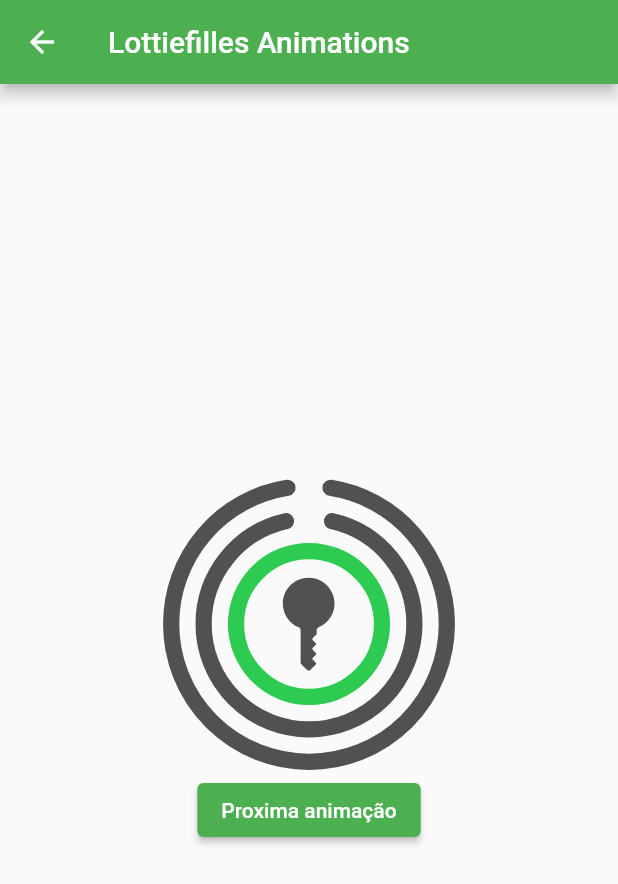
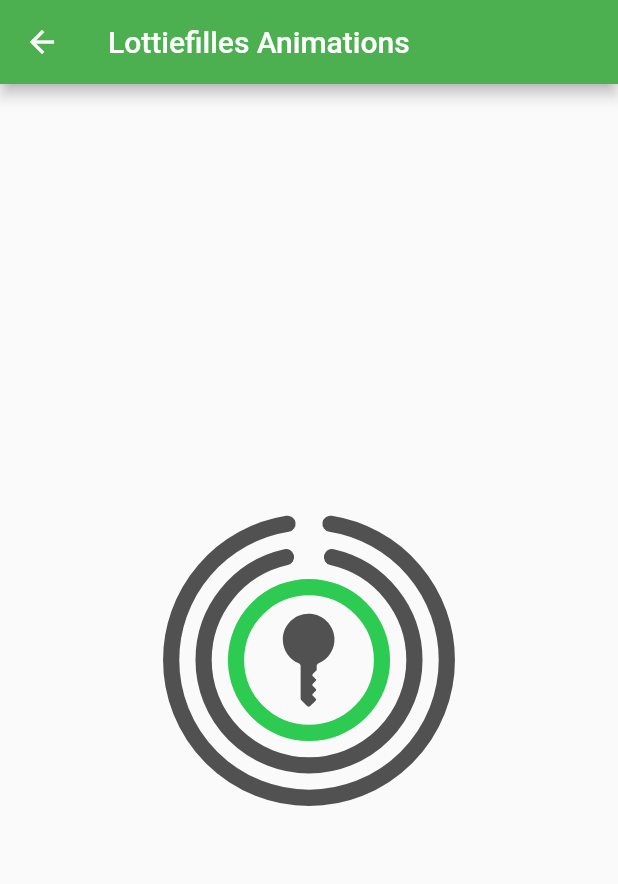
Before and after one commit to JhonatanAzevedo/lottiefiles_animations_flutter, a Flutter app: the screen it shows after launch, after a tap on "Proxima animação", on a phone screen of 412 x 824 dp. Shown: the top 884 px of the screen. Run offline on Flutter 3.47's test engine with Material 2 defaults, Android fonts, the phone set to English and light mode, and no system bars; our stand-ins replace flutter_modular, flutter_swiper_null_safety, lottie; network calls fail.

Commit message:
Update project

```diff
--- a/lib/app/modules/fifth_animation/fifth_animation_module.dart
+++ b/lib/app/modules/fifth_animation/fifth_animation_module.dart
@@ -1,7 +1,7 @@
 import 'package:flutter_modular/flutter_modular.dart';
 import 'package:lottiefiles_animations_flutter/app/modules/fifth_animation/presentation/fifth_animation_page.dart';
 
-import '../sixth_animation/sixth_animation_module.dart';
+
 
 class FifthAnimationModule extends Module {
  @override
@@ -10,7 +10,6 @@ class FifthAnimationModule extends Module {
     @override
   List<ModularRoute> get routes => [
     ChildRoute('/', child: (ctx, args) => const FifthAnimationPage()),
-     ModuleRoute("/sixth_animation", module: SixthAnimationModule())
 
       ];
 }
--- a/lib/app/modules/fourth_animation/fourth_animation_module.dart
+++ b/lib/app/modules/fourth_animation/fourth_animation_module.dart
@@ -1,5 +1,5 @@
 import 'package:flutter_modular/flutter_modular.dart';
-import '../fifth_animation/fifth_animation_module.dart';
+
 import 'presentation/fourth_animation_page.dart';
 
 class FourthAnimationModule extends Module {
@@ -9,6 +9,5 @@ class FourthAnimationModule extends Module {
     @override
   List<ModularRoute> get routes => [
     ChildRoute('/', child: (ctx, args) => const FourthAnimationPage()),
-     ModuleRoute("/fifth_animation", module: FifthAnimationModule())
       ];
 }
--- a/lib/app/modules/home/presentation/home_page.dart
+++ b/lib/app/modules/home/presentation/home_page.dart
@@ -47,22 +47,45 @@ class _HomePageState extends State<HomePage>
       body: Center(
         child: _isLoaded
             ? Column(
-                mainAxisAlignment: MainAxisAlignment.center,
                 children: [
-                  const Text('Animation Completed'),
+                  const Text('animation catalog'),
                   ElevatedButton(
                     onPressed: () {
                       Modular.to.pushNamed('/second_animation/');
                     },
                     child: const Text('Proxima animação'),
-                  )
+                  ),
+                  ElevatedButton(
+                    onPressed: () {
+                      Modular.to.pushNamed('/third_animation');
+                    },
+                    child: const Text('Proxima animação'),
+                  ),
+                  ElevatedButton(
+                    onPressed: () {
+                      Modular.to.pushNamed('/fourth_animation');
+                    },
+                    child: const Text('Proxima animação'),
+                  ),
+                   ElevatedButton(
+                    onPressed: () {
+                      Modular.to.pushNamed('/fifth_animation');
+                    },
+                    child: const Text('Proxima animação'),
+                  ),
+                   ElevatedButton(
+                    onPressed: () {
+                      Modular.to.pushNamed('/sixth_animation');
+                    },
+                    child: const Text('Proxima animação'),
+                  ),
                 ],
               )
             : Lottie.asset(
                 'assets/loading.json',
                 controller: _controller,
                 onLoaded: (comp) {
-                  _controller.duration =  const Duration(seconds: 5);
+                  _controller.duration = const Duration(seconds: 3);
                   _controller.forward();
                 },
               ),
--- a/lib/app/modules/sixth_animation/presentation/details.dart
+++ b/lib/app/modules/sixth_animation/presentation/details.dart
@@ -92,10 +92,6 @@ class PNetworkImage extends StatelessWidget {
     }
     return image;
   },
-
-
-      // placeholder: (context, url) => Center(child: CircularProgressIndicator()),
-      // errorWidget: (context, url, error) => Image.asset('assets/placeholder.jpg',fit: BoxFit.cover,),
       fit: fit,
       width: width,
       height: height,
--- a/lib/app/modules/sixth_animation/presentation/sixth_animation_page.dart
+++ b/lib/app/modules/sixth_animation/presentation/sixth_animation_page.dart
@@ -1,7 +1,6 @@
 import 'dart:io';
 
 import 'package:flutter/material.dart';
-import 'package:flutter_modular/flutter_modular.dart';
 import 'package:flutter_swiper_null_safety/flutter_swiper_null_safety.dart';
 
 import 'details.dart';
@@ -111,13 +110,6 @@ class _SixthAnimationPageState extends State<SixthAnimationPage>
                           ),
                         ),
                       ),
-                      ElevatedButton(
-                        onPressed: () {
-                          Modular.to.popUntil(ModalRoute.withName('/second_animation/'));
-
-                        },
-                        child: const Text('proxima animacao'),
-                      )
                     ],
                   ),
                 );
--- a/lib/app/modules/third_animation/third_animation_module.dart
+++ b/lib/app/modules/third_animation/third_animation_module.dart
@@ -1,6 +1,6 @@
 import 'package:flutter_modular/flutter_modular.dart';
 
-import '../fourth_animation/fourth_animation_module.dart';
+
 import 'presentation/third_animation_page.dart';
 
 
@@ -12,6 +12,5 @@ class ThirdAnimationModule extends Module {
     @override
   List<ModularRoute> get routes => [
     ChildRoute('/', child: (ctx, args) => const ThirdAnimationPage()),
-    ModuleRoute("/fourth_animation", module: FourthAnimationModule())
       ];
 }
```
Also changed, not shown: lib/app/modules/fifth_animation/presentation/fifth_animation_page.dart (+0 -10 lines), lib/app/modules/fourth_animation/presentation/fourth_animation_page.dart (+0 -9 lines), lib/app/modules/home/home_module.dart (+13 -6 lines), lib/app/modules/second_animation/presentation/second_animation_page.dart (+0 -7 lines), lib/app/modules/second_animation/second_animation_module.dart (+5 -8 lines), lib/app/modules/third_animation/presentation/third_animation_page.dart (+1 -8 lines).
